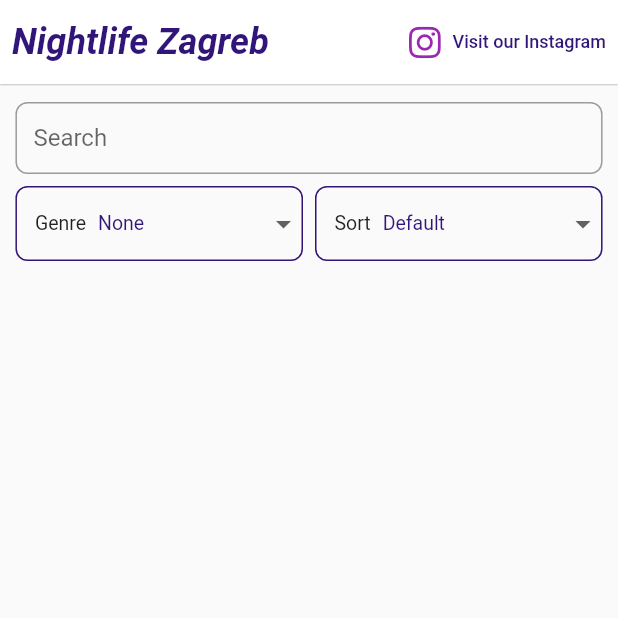
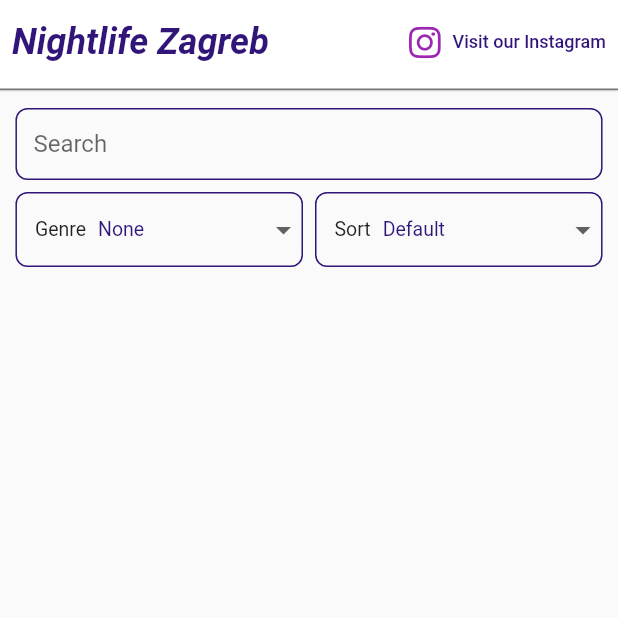
Before and after one commit to kfranic1/Nightlife, a Flutter app: the screen it shows after launch, after a tap on "Nightlife Zagreb", on a phone screen of 412 x 824 dp, the top half of it. Run offline on Flutter 3.47's test engine with Material 2 defaults, Android fonts, the phone set to English and light mode, and no system bars; our stand-ins replace cached_network_image, cloud_firestore, firebase_core, font_awesome_flutter, url_strategy; missing offline and left inert: nested_scroll_views; accounts and stored records are empty; statements that could not run were skipped.

Commit message:
UI changes
Added review note at the bottom of `ClubInfoPage`
Moved `AppBar` to separate file

```diff
--- a/lib/extensions/double_extension.dart
+++ b/lib/extensions/double_extension.dart
@@ -1,8 +1,9 @@
 import 'package:flutter/material.dart';
+import 'package:nightlife/helpers/primary_swatch.dart';
 
 extension DoubleExtension on double {
   Color get color {
-    if (this <= 0 || this > 10) return Colors.white;
+    if (this <= 0 || this > 10) return primaryColor;
     if (this <= 5) return Color.lerp(Colors.red, Colors.yellow, this / 5)!;
     return Color.lerp(Colors.yellow, Colors.green, (this - 5) / 5)!;
   }
--- a/lib/pages/clubPage/club_page_info.dart
+++ b/lib/pages/clubPage/club_page_info.dart
@@ -108,6 +108,11 @@ class ClubPageInfo extends StatelessWidget {
                 ),
               ),
             ),
+            if (club.review != null)
+              const Text(
+                "Scroll down to see the review",
+                style: TextStyle(color: Colors.grey),
+              )
           ],
         ),
       ),
--- a/lib/routing/custom_router_delegate.dart
+++ b/lib/routing/custom_router_delegate.dart
@@ -1,11 +1,11 @@
 import 'package:flutter/material.dart';
-import 'package:font_awesome_flutter/font_awesome_flutter.dart';
 import 'package:nightlife/extensions/map_extension.dart';
 import 'package:nightlife/extensions/string_extension.dart';
 import 'package:nightlife/pages/admin_page/admin_page.dart';
 import 'package:nightlife/pages/error_page.dart';
 import 'package:nightlife/routing/configuraiton.dart';
 import 'package:nightlife/routing/routes.dart';
+import 'package:nightlife/widgets/app_bar.dart';
 import 'package:provider/provider.dart';
 
 import '../helpers/club_list.dart';
@@ -25,40 +25,7 @@ class CustomRouterDelegate extends RouterDelegate<Configuration> with ChangeNoti
   @override
   Widget build(BuildContext context) {
     return Scaffold(
-      appBar: AppBar(
-        titleSpacing: 0,
-        leadingWidth: 0,
-        automaticallyImplyLeading: false,
-        backgroundColor: Colors.white,
-        elevation: 0.4,
-        title: TextButton(
-          style: const ButtonStyle(overlayColor: MaterialStatePropertyAll(Colors.transparent)),
-          child: const Text(
-            'Nightlife Zagreb',
-            style: TextStyle(
-              fontStyle: FontStyle.italic,
-              fontWeight: FontWeight.bold,
-              fontSize: 24,
-            ),
-          ),
-          onPressed: () => goToHome(),
-        ),
-        actions: [
-          TextButton.icon(
-            style: const ButtonStyle(overlayColor: MaterialStatePropertyAll(Colors.transparent)),
-            onPressed: () async => {}, //await launchUrl(Uri.parse("address")),
-            label: const Text(
-              "Visit our Instagram",
-              maxLines: 1,
-              style: TextStyle(fontSize: 12),
-            ),
-            icon: const FaIcon(
-              FontAwesomeIcons.instagram,
-              color: Colors.purple,
-            ),
-          ),
-        ],
-      ),
+      appBar: appBar(onPressed: goToHome),
       body: Navigator(
         key: navigatorKey,
         pages: [
--- /dev/null
+++ b/lib/widgets/app_bar.dart
@@ -0,0 +1,46 @@
+import 'package:flutter/material.dart';
+import 'package:font_awesome_flutter/font_awesome_flutter.dart';
+
+AppBar appBar({required void Function()? onPressed}) {
+  return AppBar(
+    titleSpacing: 0,
+    leadingWidth: 0,
+    automaticallyImplyLeading: false,
+    backgroundColor: Colors.white,
+    elevation: 0.4,
+    title: TextButton(
+      style: const ButtonStyle(overlayColor: MaterialStatePropertyAll(Colors.transparent)),
+      onPressed: onPressed,
+      child: const Text(
+        'Nightlife Zagreb',
+        style: TextStyle(
+          fontStyle: FontStyle.italic,
+          fontWeight: FontWeight.bold,
+          fontSize: 24,
+        ),
+      ),
+    ),
+    bottom: PreferredSize(
+      preferredSize: const Size.fromHeight(4.0),
+      child: Container(
+        color: Colors.black54,
+        height: 1.0,
+      ),
+    ),
+    actions: [
+      TextButton.icon(
+        style: const ButtonStyle(overlayColor: MaterialStatePropertyAll(Colors.transparent)),
+        onPressed: () async => {}, //await launchUrl(Uri.parse("address")),
+        label: const Text(
+          "Visit our Instagram",
+          maxLines: 1,
+          style: TextStyle(fontSize: 12),
+        ),
+        icon: const FaIcon(
+          FontAwesomeIcons.instagram,
+          color: Colors.purple,
+        ),
+      ),
+    ],
+  );
+}
--- a/lib/widgets/filter.dart
+++ b/lib/widgets/filter.dart
@@ -4,6 +4,7 @@ import 'package:nightlife/extensions/list_extension.dart';
 import 'package:nightlife/helpers/club_list.dart';
 import 'package:nightlife/helpers/default_box_decoration.dart';
 import 'package:nightlife/helpers/filters.dart';
+import 'package:nightlife/helpers/primary_swatch.dart';
 import 'package:provider/provider.dart';
 
 class Filter extends StatefulWidget {
@@ -40,7 +41,8 @@ class _FilterState extends State<Filter> {
             onChanged: (value) => clubs.updateText(value),
             decoration: InputDecoration(
               labelText: 'Search',
-              border: OutlineInputBorder(borderRadius: BorderRadius.circular(8.0)),
+              enabledBorder: OutlineInputBorder(borderRadius: BorderRadius.circular(8.0), borderSide: const BorderSide(color: primaryColor)),
+              border: OutlineInputBorder(borderRadius: BorderRadius.circular(8.0), borderSide: const BorderSide(color: primaryColor)),
             ),
           ),
         ),
@@ -99,6 +101,12 @@ class DropdownFilter<T> extends StatelessWidget {
             ),
             const SizedBox(width: 8),
             Expanded(
+              child: Theme(
+                data: Theme.of(context).copyWith(
+                  splashColor: Colors.transparent,
+                  highlightColor: Colors.transparent,
+                  focusColor: Colors.transparent,
+                ),
                 child: DropdownButton<T?>(
                   value: value,
                   underline: Container(),
@@ -115,6 +123,7 @@ class DropdownFilter<T> extends StatelessWidget {
                       .toList(),
                 ),
               ),
+            ),
           ],
         ),
       ),
```
Lines whose indentation alone changed are shown as unchanged.
